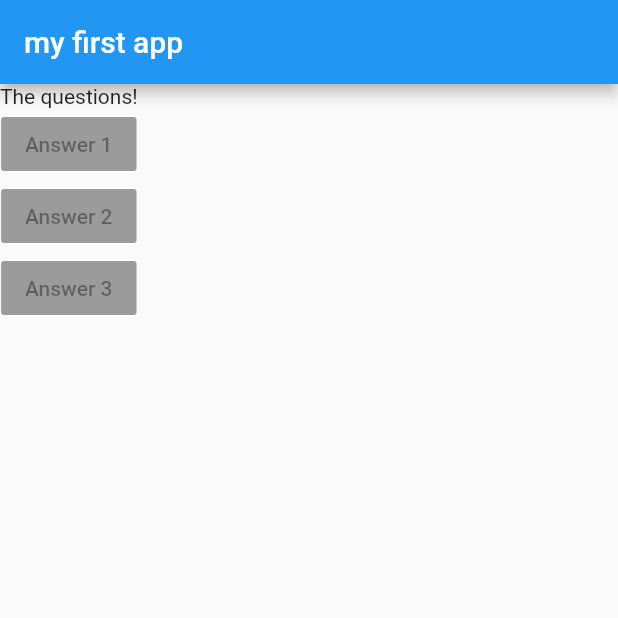
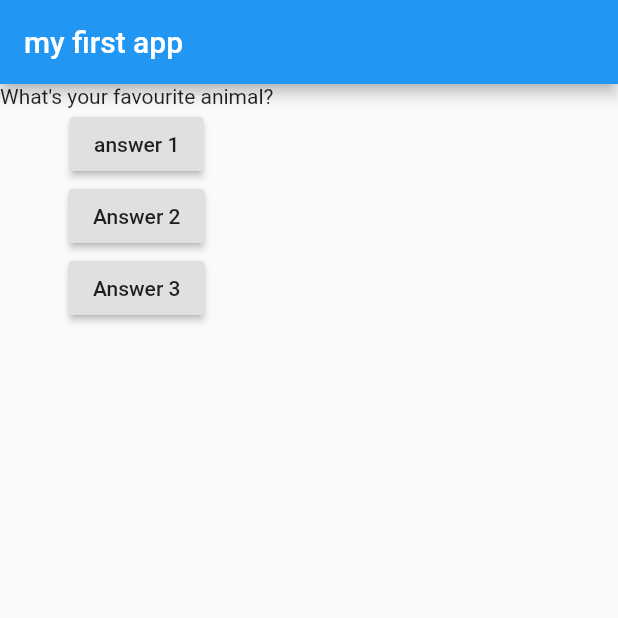
Before and after one commit to Girum-Haile/PersonalityTestApp, a Flutter app: the screen it shows after launch, on a phone screen of 412 x 824 dp, the top half of it. Run offline on Flutter 3.47's test engine with Material 2 defaults, Android fonts, the phone set to English and light mode, and no system bars.

Commit message:
fourth commit

```diff
--- a/lib/main.dart
+++ b/lib/main.dart
@@ -5,7 +5,18 @@ void main() {
 }
 
 class MyApp extends StatelessWidget {
+  var questionIndex = 0;
+
+  answerQuestion(){
+    questionIndex = questionIndex + 1;
+    print(questionIndex);
+  }
+  @override
   Widget build(BuildContext context) {
+    var question = [
+      "What's your favourite animal?",
+      "What's your favourite music gener"
+    ];
     return MaterialApp(
       home: Scaffold(
           appBar: AppBar(
@@ -13,18 +24,18 @@ class MyApp extends StatelessWidget {
           ),
           body: Column(
             children: [
-              Text("The questions!"),
+              Text(question[questionIndex]),
               RaisedButton(
-                child: Text('Answer 1'),
-                onPressed: null,
+                child: Text('answer 1'),
+                onPressed:answerQuestion,
               ),
               RaisedButton(
                 child: Text('Answer 2'),
-                onPressed: null,
+                onPressed: answerQuestion,
               ),
               RaisedButton(
                 child: Text('Answer 3'),
-                onPressed: null,
+                onPressed: answerQuestion,
               ),
             ],
           )),
```
